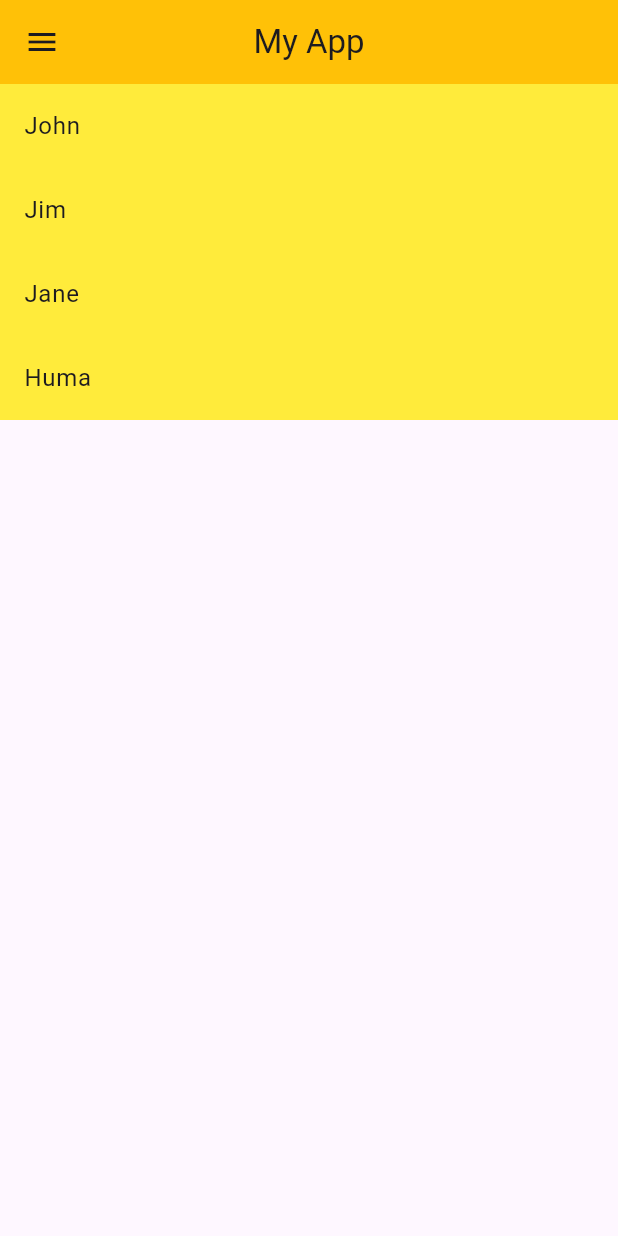
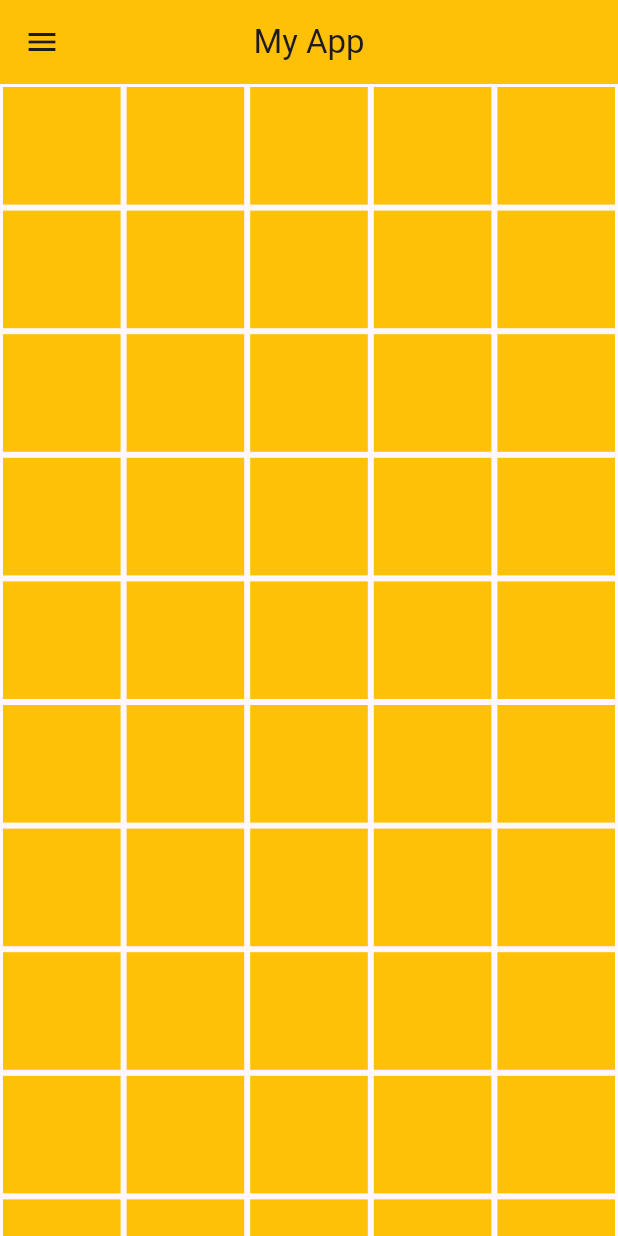
Before and after one commit to nakshatra-naksh/skillLab6, a Flutter app: the screen it shows after launch, on a phone screen of 412 x 824 dp. Run offline on Flutter 3.47's test engine with Material 3 defaults, Android fonts, the phone set to English and light mode, and no system bars.

Commit message:
GridBuilder

```diff
--- a/lib/main.dart
+++ b/lib/main.dart
@@ -6,9 +6,6 @@ void main() {
 
 class MyApp extends StatelessWidget {
   MyApp({super.key});
-
-  List names = ['John', 'Jim', 'Jane', 'Huma'];
-
   @override
   Widget build(BuildContext context) {
     return MaterialApp(
@@ -20,13 +17,12 @@ class MyApp extends StatelessWidget {
           backgroundColor: Colors.amber,
           leading: Icon(Icons.menu),
         ),
-        body: ListView.builder(
-          itemCount: names.length,
+        body: GridView.builder(
+          gridDelegate: SliverGridDelegateWithFixedCrossAxisCount(
+            crossAxisCount: 5,
+          ),
           itemBuilder: (context, index) {
-            return ListTile(
-              tileColor: Colors.yellow,
-              title: Text(names[index]),
-            );
+            return Container(color: Colors.amber, margin: EdgeInsets.all(2));
           },
         ),
       ),
```
